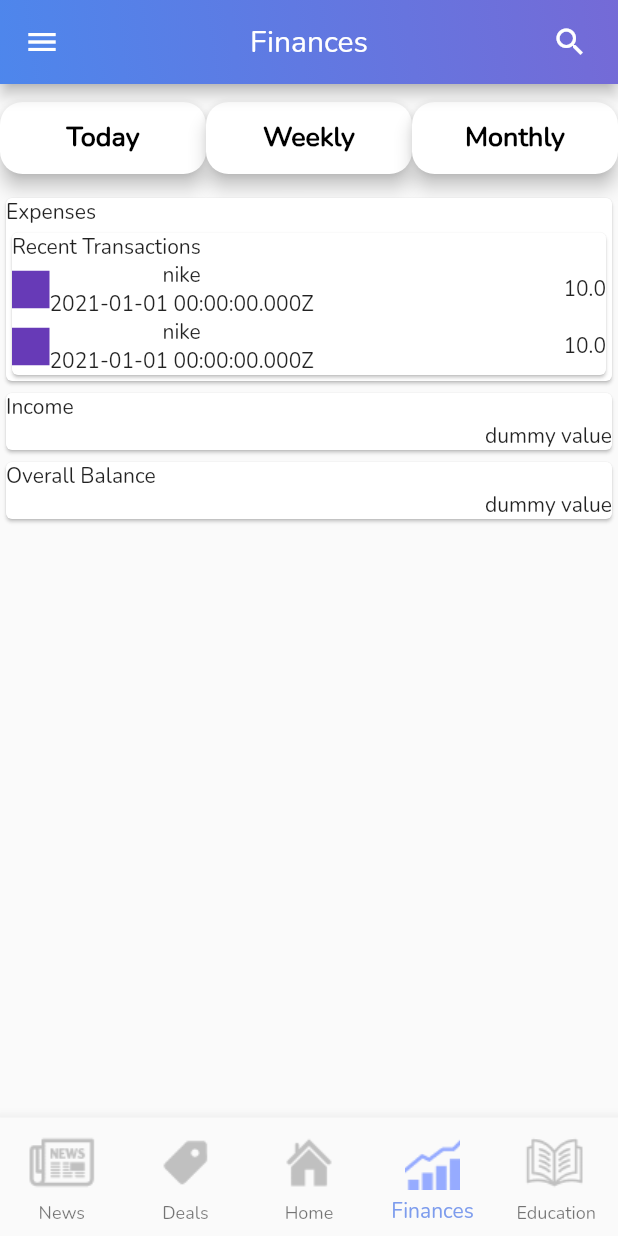
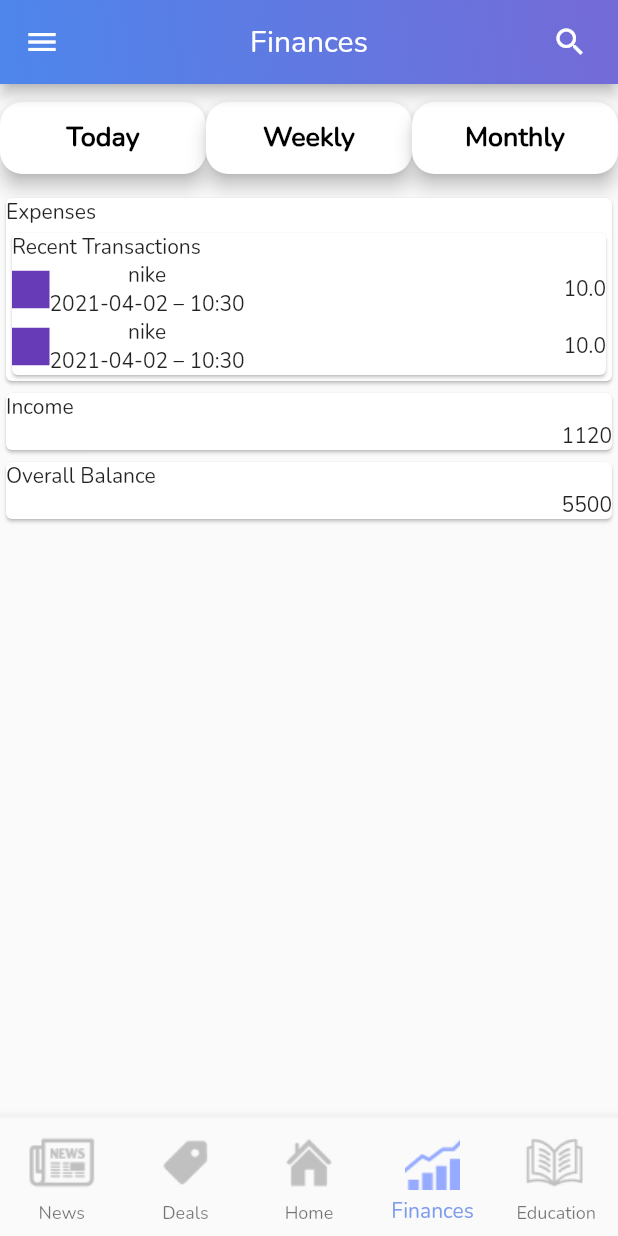
Before and after one commit to usmansiddiqui98/Fintech-Folio-NUS-Fintech-Soc, a Flutter app: the FinanceScreen screen opened by its route, on a phone screen of 412 x 824 dp. Run offline on Flutter 3.47's test engine with Material 2 defaults, Android fonts, the light colour scheme and no system bars; our stand-ins replace firebase_auth, firebase_core, firebase_database, modal_progress_hud, syncfusion_flutter_charts; accounts and stored records are empty.

Commit message:
Fixed datetime format

```diff
--- a/lib/custom/transaction.dart
+++ b/lib/custom/transaction.dart
@@ -1,15 +1,16 @@
 import 'package:flutter/material.dart';
+import 'package:intl/intl.dart';
 
 class transaction extends StatelessWidget {
   // const transaction({
   //   Key key,
   // }) : super(key: key);
   String item;
-  DateTime date;
+  String date;
   MaterialColor color;
   double cost;
 
-  transaction(String item, DateTime date, MaterialColor color, double cost) {
+  transaction(String item, String date, MaterialColor color, double cost) {
     this.item = item;
     this.date = date;
     this.color = color;
@@ -30,7 +31,7 @@ class transaction extends StatelessWidget {
         Column(
           children: [
             Text(this.item),
-            Text(this.date.toString()),
+            Text(this.date),
           ],
         ),
         Expanded(
--- a/lib/screens/finance_screen.dart
+++ b/lib/screens/finance_screen.dart
@@ -5,6 +5,7 @@ import 'package:fintech_folio/components/gradient_app_bar.dart';
 import 'package:fintech_folio/components/custom_buttom_navigation_bar.dart';
 import 'package:fintech_folio/custom/chart_data.dart';
 import 'package:fintech_folio/custom/transaction.dart';
+import 'package:intl/intl.dart';
 
 class FinanceScreen extends StatefulWidget {
   static const String id = 'finance_screen';
@@ -33,12 +34,12 @@ class _FinanceScreenState extends State<FinanceScreen> {
           ),
           transaction(
               "nike",
-              new DateTime.utc(2021, DateTime.january, 1),
+              DateFormat('yyyy-MM-dd – kk:mm').format(DateTime.now()),
               Colors.deepPurple,
               10.0),
           transaction(
               "nike",
-              new DateTime.utc(2021, DateTime.january, 1),
+              DateFormat('yyyy-MM-dd – kk:mm').format(DateTime.now()),
               Colors.deepPurple,
               10.0),
         ],
@@ -71,12 +72,12 @@ class _FinanceScreenState extends State<FinanceScreen> {
         ),
         transaction(
             "nike",
-            new DateTime.utc(2021, DateTime.january, 1),
+            DateFormat('yyyy-MM-dd – kk:mm').format(DateTime.now()),
             Colors.deepPurple,
             10.0),
         transaction(
             "nike",
-            new DateTime.utc(2021, DateTime.january, 1),
+            DateFormat('yyyy-MM-dd – kk:mm').format(DateTime.now()),
             Colors.deepPurple,
             10.0),
       ],
@@ -155,7 +156,7 @@ class _FinanceScreenState extends State<FinanceScreen> {
                             ),
                             Align(
                               alignment: Alignment.bottomRight,
-                              child: Text('dummy value'),
+                              child: Text('1120'),
                             ),
                           ],
                         ),
@@ -170,7 +171,7 @@ class _FinanceScreenState extends State<FinanceScreen> {
                             ),
                             Align(
                               alignment: Alignment.bottomRight,
-                              child: Text('dummy value'),
+                              child: Text('5500'),
                             ),
                           ],
                         ),
--- a/lib/screens/news_screen.dart
+++ b/lib/screens/news_screen.dart
@@ -16,7 +16,6 @@ class _NewsScreenState extends State<NewsScreen> {
         appBar: GradientAppBar(title: "News"),
         bottomNavigationBar: CustomBottomNavigationBar(screenId: NewsScreen.id),
         body: Container(
-          child:,
         ));
   }
 }
@@ -27,7 +26,7 @@ class CategoryTile extends StatelessWidget {
 
   CategoryTile({this.imageUrl, this.categoryName})
 
-  @override
+  {}@override
   Widget build(BuildContext context) {
     return Container(
       child: Stack(
--- a/lib/screens/summary_screen.dart
+++ b/lib/screens/summary_screen.dart
@@ -7,6 +7,7 @@ import 'package:syncfusion_flutter_charts/charts.dart';
 import 'package:fintech_folio/custom/chart_data.dart';
 import 'package:fintech_folio/custom/transaction.dart';
 import 'finance_screen.dart';
+import 'package:intl/intl.dart';
 
 class SummaryScreen extends StatefulWidget {
   static const String id = 'summary_screen';
@@ -172,12 +173,12 @@ class _SummaryScreenState extends State<SummaryScreen> {
                           ),
                           transaction(
                               "nike",
-                              new DateTime.utc(2021, DateTime.january, 1),
+                              DateFormat('yyyy-MM-dd – kk:mm').format(DateTime.now()),
                               Colors.deepPurple,
                               10.00),
                           transaction(
                               "nike",
-                              new DateTime.utc(2021, DateTime.january, 1),
+                              DateFormat('yyyy-MM-dd – kk:mm').format(DateTime.now()),
                               Colors.blue,
                               10.00),
                         ],
```
Also changed, not shown: pubspec.lock.
